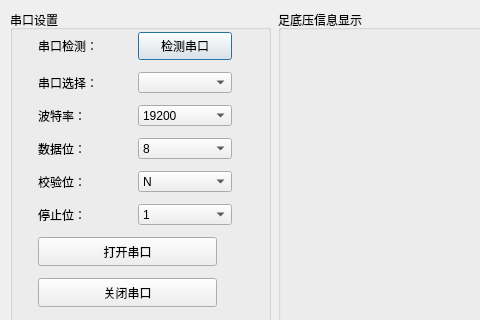
yuexia9527/PyQt5, file Body-positioning/ui_MainWindow.ui: the form before one commit; both pictures show x 0 to 480 and y 0 to 320 of the 1483 by 790 pixel window.
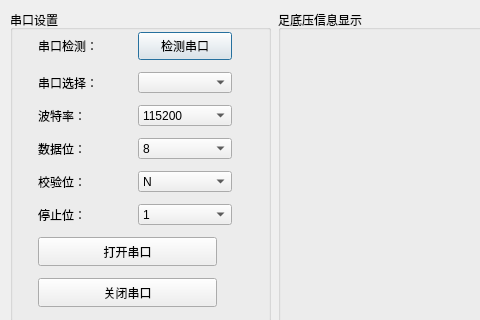
The form after the commit. Icons and pictures are not drawn.

Diff of the .ui file:
```diff
--- a/Body-positioning/ui_MainWindow.ui
+++ b/Body-positioning/ui_MainWindow.ui
@@ -686,6 +686,11 @@
          <height>21</height>
         </size>
        </property>
+       <item>
+        <property name="text">
+         <string>115200</string>
+        </property>
+       </item>
        <item>
         <property name="text">
          <string>19200</string>
```
Left out of the diff: 5 changed lines with no effect on the pictures.
